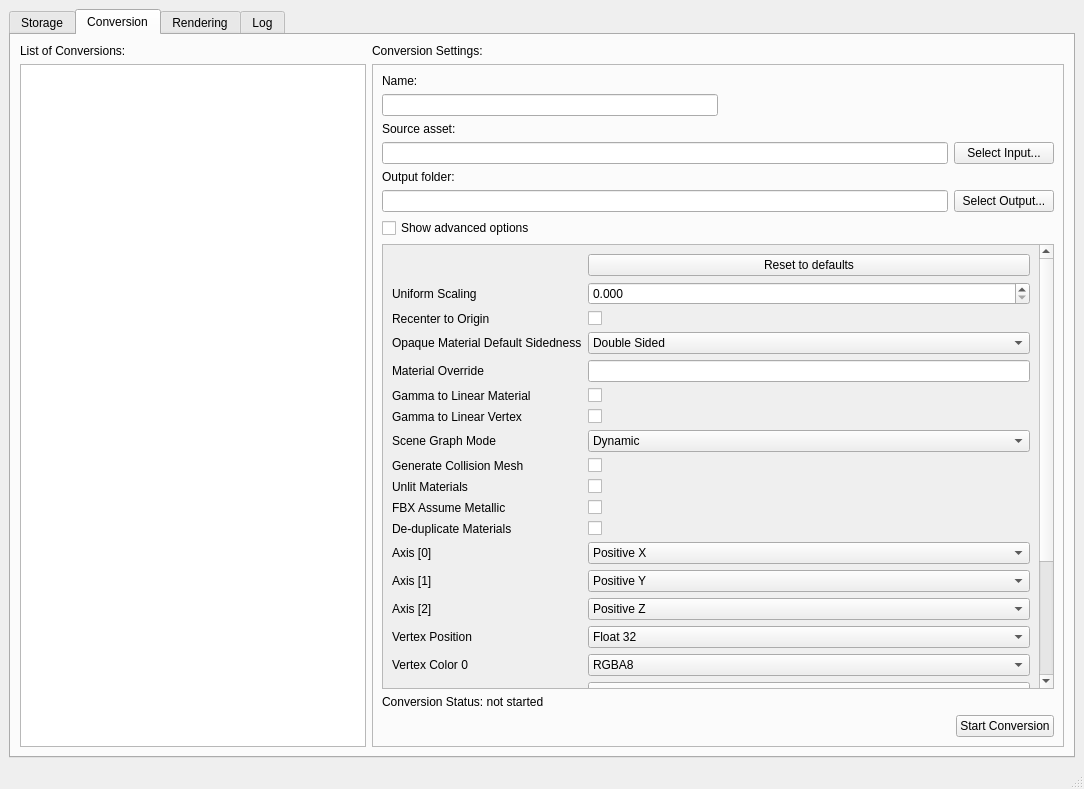
Old version of the form ArrtSource/App/AppWindow.ui in the repository Azure/azure-remote-rendering-asset-tool.
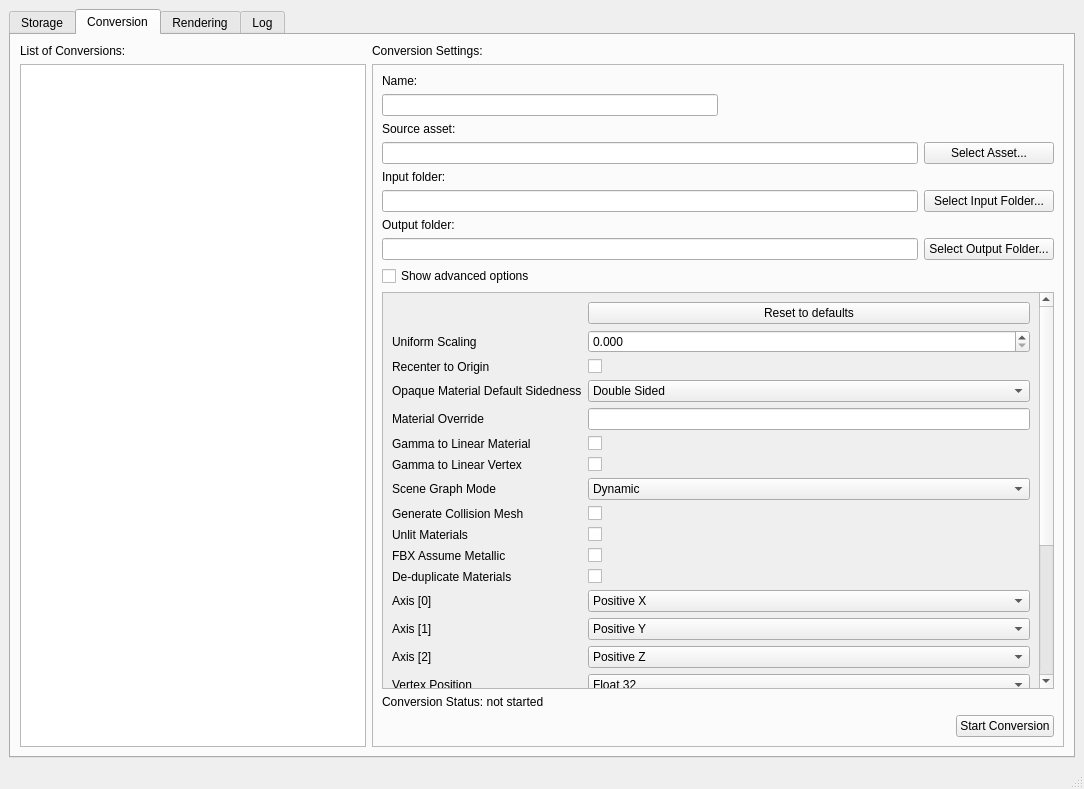
New version of the form. The open tabs and pages were chosen to show the change. Icons and pictures are not drawn. Custom widgets are drawn as their Qt base class.

Commit message: separate conversion input folder

Diff of the .ui file:
```diff
--- a/ArrtSource/App/AppWindow.ui
+++ b/ArrtSource/App/AppWindow.ui
@@ -129,12 +129,46 @@
                   <widget class="QPushButton" name="SelectSourceButton">
                    <property name="minimumSize">
                     <size>
-                     <width>100</width>
+                     <width>130</width>
                      <height>0</height>
                     </size>
                    </property>
                    <property name="text">
-                    <string>Select Input...</string>
+                    <string>Select Asset...</string>
+                   </property>
+                  </widget>
+                 </item>
+                </layout>
+               </item>
+               <item>
+                <widget class="QLabel" name="label_29">
+                 <property name="text">
+                  <string>Input folder:</string>
+                 </property>
+                </widget>
+               </item>
+               <item>
+                <layout class="QHBoxLayout" name="horizontalLayout_12">
+                 <item>
+                  <widget class="QLineEdit" name="InputFolderLine">
+                   <property name="accessibleName">
+                    <string>Input asset</string>
+                   </property>
+                   <property name="readOnly">
+                    <bool>true</bool>
+                   </property>
+                  </widget>
+                 </item>
+                 <item>
+                  <widget class="QPushButton" name="SelectInputFolderButton">
+                   <property name="minimumSize">
+                    <size>
+                     <width>130</width>
+                     <height>0</height>
+                    </size>
+                   </property>
+                   <property name="text">
+                    <string>Select Input Folder...</string>
                    </property>
                   </widget>
                  </item>
@@ -163,12 +197,12 @@
                   <widget class="QPushButton" name="SelectOutputFolderButton">
                    <property name="minimumSize">
                     <size>
-                     <width>100</width>
+                     <width>130</width>
                      <height>0</height>
                     </size>
                    </property>
                    <property name="text">
-                    <string>Select Output...</string>
+                    <string>Select Output Folder...</string>
                    </property>
                   </widget>
                  </item>
```
Left out of the diff: 2 changed lines with no effect on the pictures. The commit also changes 12 other files.
